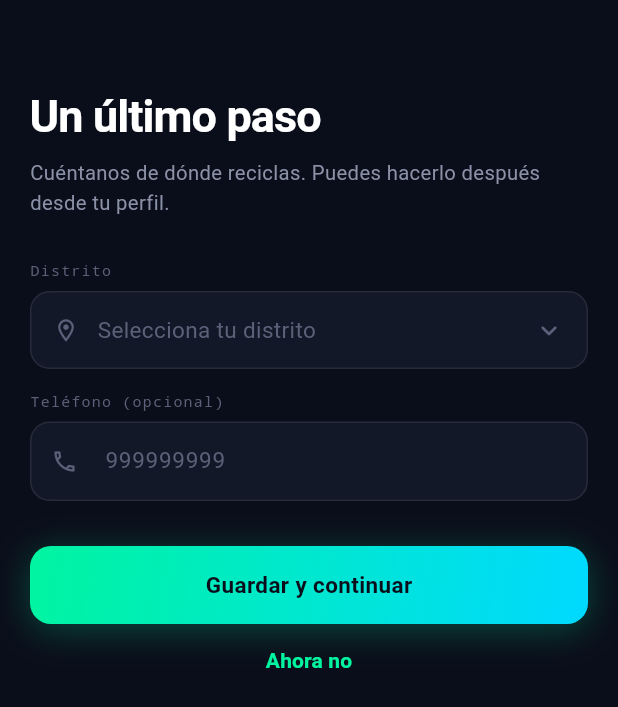
After one commit to SIDRU-Project/sidru_mobile, a Flutter app: the CompleteProfileScreen screen opened by its route, on a phone screen of 412 x 824 dp. The commit adds this screen. Shown: the top 707 px of the screen. Run offline on Flutter 3.47's test engine with Material 3 defaults, Android fonts, the light colour scheme and no system bars; our stand-ins replace cached_network_image, dio, firebase_core, firebase_messaging, flutter_dotenv, flutter_riverpod and 4 more; missing offline and left inert: google_sign_in_web, mobile_scanner; accounts and stored records are empty.

Commit message:
feat(auth): login con Google en la app (botón oficial, /complete-profile, logout y pruebas)

```diff
--- /dev/null
+++ b/lib/core/auth/google_button.dart
@@ -0,0 +1,2 @@
+export 'google_button_stub.dart'
+    if (dart.library.js_interop) 'google_button_web.dart';
--- a/lib/core/router/route_names.dart
+++ b/lib/core/router/route_names.dart
@@ -3,6 +3,7 @@ class RouteNames {
   static const onboarding = '/onboarding';
   static const login = '/login';
   static const register = '/register';
+  static const completeProfile = '/complete-profile';
 
   // Shell principal
   static const home = '/home';
--- a/lib/features/auth/data/models/sign_in_response.dart
+++ b/lib/features/auth/data/models/sign_in_response.dart
@@ -4,13 +4,15 @@ part 'sign_in_response.freezed.dart';
 part 'sign_in_response.g.dart';
 
 /// Respuesta de POST /authentication/sign-in
-/// { "id": 1, "email": "...", "token": "jwt..." }
+/// { "id": 1, "email": "...", "token": "jwt...", "newUser": false }
+/// `newUser` solo viene en el login social (true si la cuenta se acaba de crear).
 @freezed
 class SignInResponse with _$SignInResponse {
   const factory SignInResponse({
     required int id,
     required String email,
     required String token,
+    @Default(false) bool newUser,
   }) = _SignInResponse;
 
   factory SignInResponse.fromJson(Map<String, dynamic> json) =>
--- /dev/null
+++ b/lib/features/auth/presentation/complete_profile_screen.dart
@@ -0,0 +1,138 @@
+import 'package:flutter/material.dart';
+import 'package:flutter_riverpod/flutter_riverpod.dart';
+import 'package:go_router/go_router.dart';
+import '../../../core/constants/lima_districts.dart';
+import '../../../core/router/route_names.dart';
+import '../../../core/theme/app_colors.dart';
+import '../../../core/theme/app_spacing.dart';
+import '../../../core/theme/app_text_styles.dart';
+import '../../../shared/widgets/app_dropdown_field.dart';
+import '../../../shared/widgets/app_text_field.dart';
+import '../../../shared/widgets/gradient_button.dart';
+import '../../user/presentation/user_provider.dart';
+import 'auth_provider.dart';
+
+/// Pantalla única tras crear la cuenta con Google: distrito y teléfono opcionales.
+/// Reutiliza PUT /profiles/me. "Ahora no" y "Guardar" terminan en el inicio.
+class CompleteProfileScreen extends ConsumerStatefulWidget {
+  const CompleteProfileScreen({super.key});
+
+  @override
+  ConsumerState<CompleteProfileScreen> createState() =>
+      _CompleteProfileScreenState();
+}
+
+class _CompleteProfileScreenState extends ConsumerState<CompleteProfileScreen> {
+  final _phoneCtrl = TextEditingController();
+  String? _district;
+  bool _isLoading = false;
+  String? _error;
+
+  @override
+  void dispose() {
+    _phoneCtrl.dispose();
+    super.dispose();
+  }
+
+  void _finish() {
+    ref.read(authNotifierProvider).finishProfileCompletion();
+    if (mounted) context.go(RouteNames.home);
+  }
+
+  Future<void> _save() async {
+    final phone = _phoneCtrl.text.trim();
+    if (phone.isNotEmpty && !RegExp(r'^\d{7,15}$').hasMatch(phone)) {
+      setState(() => _error = 'El teléfono solo lleva dígitos (7 a 15).');
+      return;
+    }
+    if (_district == null && phone.isEmpty) {
+      _finish();
+      return;
+    }
+    setState(() {
+      _isLoading = true;
+      _error = null;
+    });
+    final notifier = ref.read(userNotifierProvider.notifier);
+    final current = await ref.read(userNotifierProvider.future);
+    final error = await notifier.updateProfile(
+      fullName: current?.fullName ?? '',
+      phone: phone.isNotEmpty ? phone : (current?.phone ?? ''),
+      district: _district ?? (current?.district ?? ''),
+    );
+    if (!mounted) return;
+    if (error != null) {
+      setState(() {
+        _isLoading = false;
+        _error = error;
+      });
+      return;
+    }
+    _finish();
+  }
+
+  @override
+  Widget build(BuildContext context) {
+    return Scaffold(
+      backgroundColor: AppColors.background,
+      body: SafeArea(
+        child: SingleChildScrollView(
+          padding: const EdgeInsets.symmetric(horizontal: AppSpacing.xl),
+          child: Column(
+            crossAxisAlignment: CrossAxisAlignment.start,
+            children: [
+              const SizedBox(height: 56),
+              Text('Un último paso', style: AppTextStyles.displayLarge),
+              const SizedBox(height: 6),
+              Text(
+                'Cuéntanos de dónde reciclas. Puedes hacerlo después desde tu perfil.',
+                style: AppTextStyles.bodyMedium,
+              ),
+              const SizedBox(height: 28),
+              if (_error != null)
+                Padding(
+                  padding: const EdgeInsets.only(bottom: 16),
+                  child: Text(
+                    _error!,
+                    style: const TextStyle(
+                      color: AppColors.error,
+                      fontSize: 12.5,
+                    ),
+                  ),
+                ),
+              AppDropdownField(
+                label: 'Distrito',
+                hint: 'Selecciona tu distrito',
+                value: _district,
+                items: limaDistricts,
+                prefixIcon: const Icon(Icons.location_on_outlined, size: 18),
+                onChanged: (v) => setState(() => _district = v),
+              ),
+              AppTextField(
+                label: 'Teléfono (opcional)',
+                hint: '999999999',
+                controller: _phoneCtrl,
+                keyboardType: TextInputType.phone,
+                textInputAction: TextInputAction.done,
+                prefixIcon: const Icon(Icons.phone_outlined, size: 18),
+                onFieldSubmitted: (_) => _save(),
+              ),
+              const SizedBox(height: AppSpacing.lg),
+              GradientButton(
+                label: 'Guardar y continuar',
+                onPressed: _save,
+                isLoading: _isLoading,
+              ),
+              Center(
+                child: TextButton(
+                  onPressed: _isLoading ? null : _finish,
+                  child: const Text('Ahora no'),
+                ),
+              ),
+            ],
+          ),
+        ),
+      ),
+    );
+  }
+}
--- a/lib/features/auth/presentation/login_screen.dart
+++ b/lib/features/auth/presentation/login_screen.dart
@@ -10,6 +10,7 @@ import '../../../shared/widgets/gradient_button.dart';
 import '../../../shared/widgets/app_text_field.dart';
 import '../../../shared/widgets/loading_state.dart';
 import 'auth_provider.dart';
+import 'google_sign_in_section.dart';
 
 class LoginScreen extends ConsumerStatefulWidget {
   const LoginScreen({super.key});
@@ -160,6 +161,7 @@ class _LoginScreenState extends ConsumerState<LoginScreen> {
                             onPressed: _submit,
                             isLoading: auth.isLoading,
                           ),
+                          const GoogleSignInSection(),
                         ],
                       ),
                     ),
--- a/lib/features/auth/presentation/register_screen.dart
+++ b/lib/features/auth/presentation/register_screen.dart
@@ -12,6 +12,7 @@ import '../../../shared/widgets/app_header.dart';
 import '../../../shared/widgets/app_text_field.dart';
 import '../../../shared/widgets/gradient_button.dart';
 import 'auth_provider.dart';
+import 'google_sign_in_section.dart';
 
 class RegisterScreen extends ConsumerStatefulWidget {
   const RegisterScreen({super.key});
@@ -203,6 +204,7 @@ class _RegisterScreenState extends ConsumerState<RegisterScreen> {
                             onPressed: _submit,
                             isLoading: auth.isLoading,
                           ),
+                          const GoogleSignInSection(),
                         ],
                       ),
                     ),
--- a/pubspec.yaml
+++ b/pubspec.yaml
@@ -49,6 +49,8 @@ dependencies:
   cupertino_icons: ^1.0.8
   firebase_core: ^4.10.0
   firebase_messaging: ^16.3.0
+  google_sign_in: ^7.2.0
+  google_sign_in_web: ^1.1.0
 
 dev_dependencies:
   flutter_test:
```
Also changed, not shown: lib/core/auth/google_button_stub.dart (added, +18 -0 lines), lib/core/auth/google_button_web.dart (added, +22 -0 lines), lib/core/auth/social_auth_service.dart (added, +69 -0 lines), lib/core/router/app_router.dart (+12 -1 lines), lib/features/auth/data/auth_api.dart (+24 -0 lines), lib/features/auth/data/auth_repository.dart (+13 -0 lines), lib/features/auth/data/models/auth_providers.dart (added, +22 -0 lines), lib/features/auth/presentation/auth_provider.dart (+95 -1 lines), lib/features/auth/presentation/google_sign_in_section.dart (added, +61 -0 lines), lib/features/auth/data/models/sign_in_response.freezed.dart, lib/features/auth/data/models/sign_in_response.g.dart, pubspec.lock, 2 other files.
